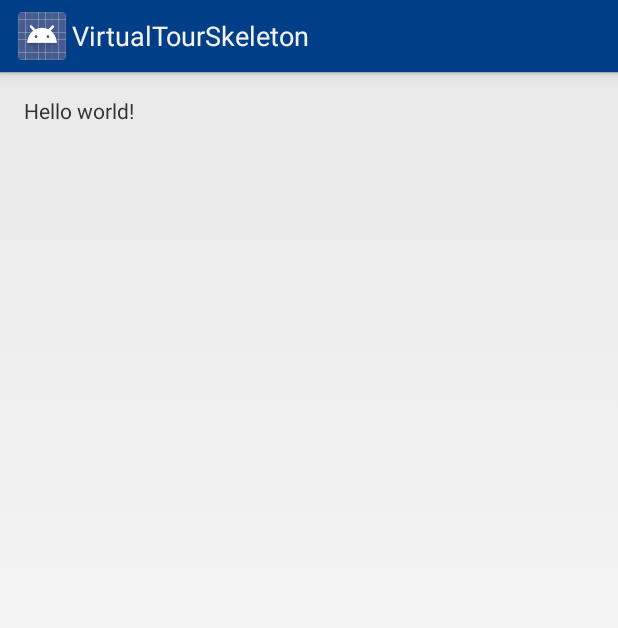
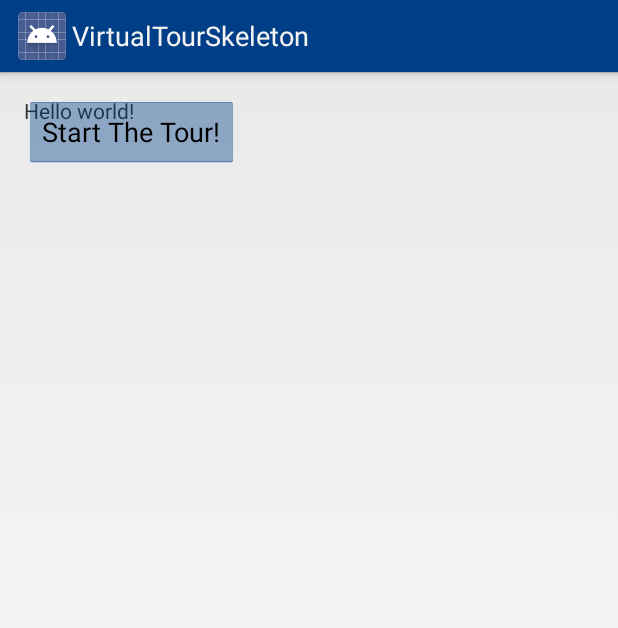
Before and after one commit to wemped/VirtualTour2, an Android app: the layout activity_main.xml on its own in the app's theme, with its tools: preview values and no code run, on a phone screen of 412 x 824 dp. Shown: the top 628 px of the screen. Run offline under Robolectric (Android 15) with nearby library versions, the phone set to English and light mode, and no system bars.

Commit message:
todays work

```diff
--- a/app/src/main/AndroidManifest.xml
+++ b/app/src/main/AndroidManifest.xml
@@ -5,12 +5,12 @@
 
     <application
         android:allowBackup="true"
-        android:icon="@drawable/westernlogo_white"
         android:label="@string/app_name"
         android:theme="@style/WWUTheme" >
         <activity
             android:name=".MainActivity"
             android:label="@string/app_name"
+            android:icon="@drawable/westernlogo_white"
             android:configChanges="orientation"
             android:screenOrientation="portrait">
             <intent-filter>
@@ -21,6 +21,7 @@
         </activity>
         <activity android:name=".StopActivity"
             android:parentActivityName=".MainActivity"
+            android:icon="@drawable/westernlogo_white"
             android:configChanges="orientation"
             android:screenOrientation="portrait">
         </activity>
--- a/app/src/main/res/layout/activity_main.xml
+++ b/app/src/main/res/layout/activity_main.xml
@@ -8,4 +8,12 @@
     <TextView android:text="@string/hello_world" android:layout_width="wrap_content"
         android:layout_height="wrap_content" />
 
+    <Button
+        android:id="@+id/btn_tour"
+        android:layout_width="wrap_content"
+        android:layout_height="wrap_content"
+        android:backgroundTint="#003F87"
+        android:gravity="center_vertical"
+        android:text="Start The Tour!"/>
+
 </RelativeLayout>
```
Also changed, not shown: app/src/main/java/com/example/wemped/virtualtourskeleton/MainActivity.java (+28 -0 lines), 3 other files.
